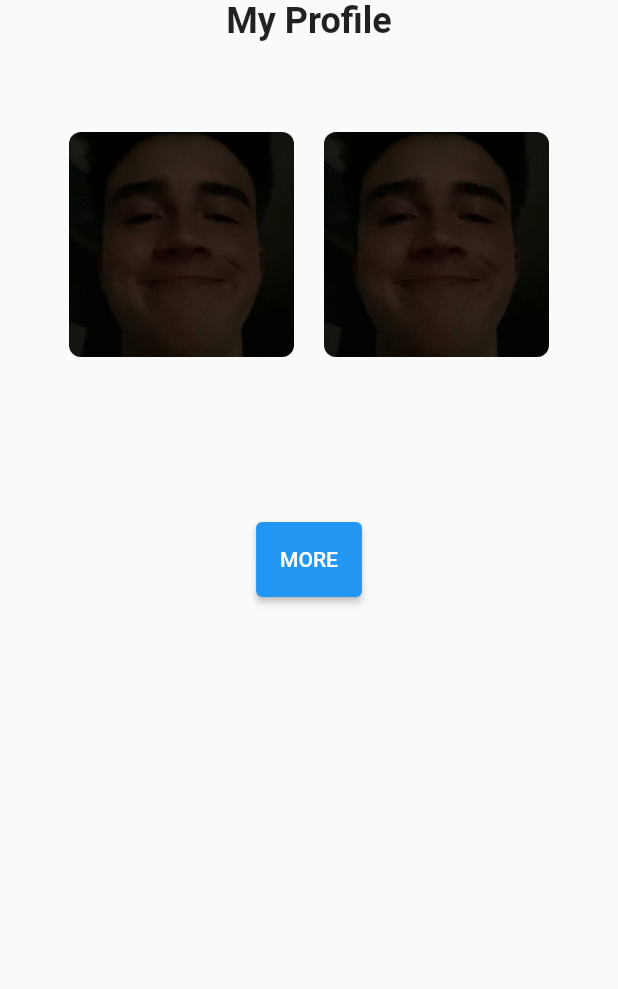
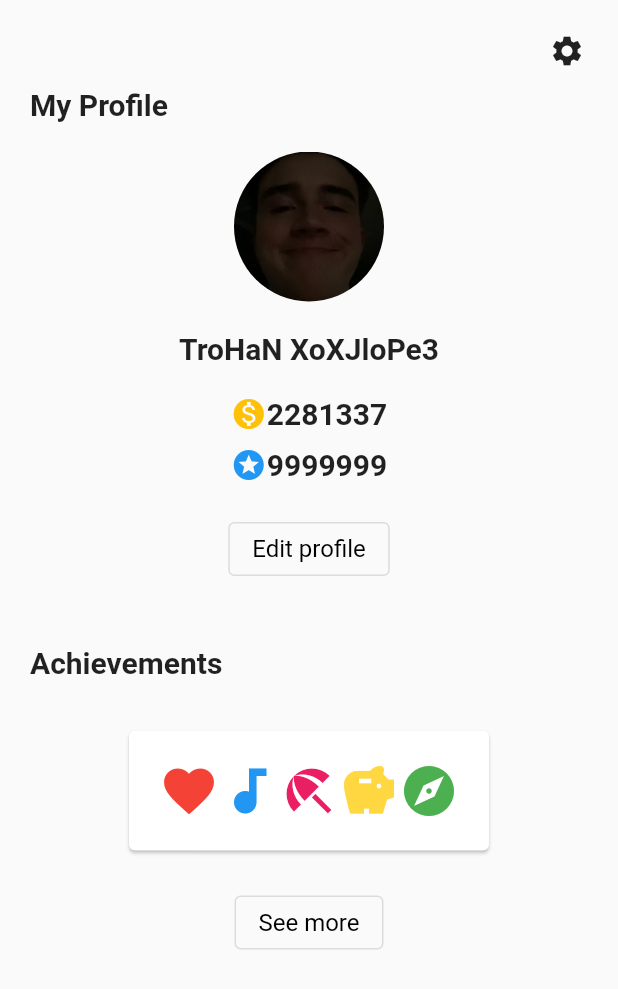
Before and after one commit to EvgenyPetrashko/arithmetic_pvp, a Flutter app: the ProfilePage widget shown alone on an empty page, opened directly, on a phone screen of 412 x 824 dp. Shown: the top 989 px of the screen. Run offline on Flutter 3.47's test engine with Material 2 defaults, Android fonts, the light colour scheme and no system bars; our stand-ins replace dio, flutter_svg, shared_preferences; accounts and stored records are empty.

Commit message:
added info and achievements to profile page

```diff
--- a/lib/game.dart
+++ b/lib/game.dart
@@ -36,8 +36,10 @@ class _GamePageState extends State<GamePage> {
           ),
           Container(
             padding: const EdgeInsets.only(left: 50, right: 50),
-            child: Text(i.toString(),
-              style: const TextStyle(fontSize: 30, fontWeight: FontWeight.bold),),
+            child: Text(
+              i.toString(),
+              style: const TextStyle(fontSize: 30, fontWeight: FontWeight.bold),
+            ),
           ),
           Align(
             alignment: Alignment.bottomCenter,
--- a/lib/home.dart
+++ b/lib/home.dart
@@ -1,16 +1,14 @@
 import 'package:arithmetic_pvp/profile.dart';
 import 'package:arithmetic_pvp/some.dart';
 import 'package:flutter/material.dart';
-
 import 'game.dart';
 
-class HomePage extends StatefulWidget{
+class HomePage extends StatefulWidget {
   @override
   State<HomePage> createState() => _HomePageState();
 }
 
 class _HomePageState extends State<HomePage> {
-
   int _selectedIndex = 0;
   final List _children = [
     const GamePage(),
@@ -50,7 +48,6 @@ class _HomePageState extends State<HomePage> {
         currentIndex: _selectedIndex,
         selectedItemColor: Colors.blue,
         onTap: _onItemTapped,
-
       ),
     );
   }
--- a/lib/profile.dart
+++ b/lib/profile.dart
@@ -22,57 +22,174 @@ class _ProfilePageState extends State<ProfilePage> {
     });
   }
 
+  void _showMaterialDialog() {
+    showDialog(
+        context: context,
+        builder: (context) {
+          return AlertDialog(
+            title: Text('Material Dialog'),
+            content: Text('Hey! Choose smth!'),
+            actions: <Widget>[
+              TextButton(
+                  onPressed: () {
+                    _dismissDialog();
+                  },
+                  child: Text('Close')),
+              TextButton(
+                onPressed: () {
+                  print('HelloWorld!');
+                  _dismissDialog();
+                },
+                child: Text('HelloWorld!'),
+              )
+            ],
+          );
+        });
+  }
+
+  _dismissDialog() {
+    Navigator.pop(context);
+  }
+
   @override
   Widget build(BuildContext context) {
     return SafeArea(
+      child: Container(
+        padding: const EdgeInsets.all(10),
         child: Column(
-        mainAxisAlignment: MainAxisAlignment.start,
           children: <Widget>[
             Container(
-            margin: const EdgeInsets.only(bottom: 40),
+              alignment: Alignment.topRight,
+              child: IconButton(
+                icon: const Icon(Icons.settings),
+                onPressed: _showMaterialDialog,
+              ),
+            ),
+            Container(
+              alignment: Alignment.topLeft,
+              margin: const EdgeInsets.only(left: 10, bottom: 20),
               child: const Text(
                 "My Profile",
-              style: TextStyle(fontSize: 24, fontWeight: FontWeight.bold),
+                style: TextStyle(fontSize: 20, fontWeight: FontWeight.bold),
                 textAlign: TextAlign.left,
               ),
             ),
             Container(
-            padding: const EdgeInsets.only(top: 10, bottom: 100),
-            child: Row(
-              mainAxisAlignment: MainAxisAlignment.center,
-              children: [
-                Container(
-                  padding: const EdgeInsets.all(10),
+              margin: const EdgeInsets.only(bottom: 20),
               child: ClipRRect(
-                    borderRadius: BorderRadius.circular(8.0),
-                    child:
-                        Image.asset('assets/logo.png', width: 150, height: 150),
+                borderRadius: BorderRadius.circular(100.0),
+                child: Image.asset('assets/logo.png', width: 100),
               ),
             ),
             Container(
-                  padding: const EdgeInsets.all(10),
-                  child: ClipRRect(
-                    borderRadius: BorderRadius.circular(8.0),
-                    child:
-                        Image.asset('assets/logo.png', width: 150, height: 150),
+              margin: const EdgeInsets.only(bottom: 20),
+              child: const Text(
+                "TroHaN XoXJloPe3",
+                style: TextStyle(fontSize: 20, fontWeight: FontWeight.bold),
+              ),
+            ),
+            Container(
+              margin: const EdgeInsets.only(bottom: 10),
+              child: Row(
+                mainAxisAlignment: MainAxisAlignment.center,
+                children: const [
+                  Icon(Icons.monetization_on, color: Colors.amber),
+                  Text(
+                    "2281337",
+                    style: TextStyle(fontSize: 20, fontWeight: FontWeight.bold),
+                  ),
+                ],
+              ),
+            ),
+            Container(
+              margin: const EdgeInsets.only(bottom: 20),
+              child: Row(
+                mainAxisAlignment: MainAxisAlignment.center,
+                children: const [
+                  Icon(Icons.stars, color: Colors.blue),
+                  Text(
+                    "9999999",
+                    style: TextStyle(fontSize: 20, fontWeight: FontWeight.bold),
+                  ),
+                ],
+              ),
+            ),
+            Container(
+              margin: const EdgeInsets.only(bottom: 40),
+              child: OutlinedButton(
+                onPressed: () {},
+                child: const Text(
+                  "Edit profile",
+                  style: TextStyle(
+                      fontSize: 16,
+                      color: Colors.black,
+                      fontWeight: FontWeight.normal),
+                ),
+              ),
+            ),
+            Container(
+              alignment: Alignment.centerLeft,
+              margin: const EdgeInsets.only(left: 10, bottom: 30),
+              child: const Text(
+                'Achievements',
+                style: TextStyle(fontSize: 20, fontWeight: FontWeight.bold),
+              ),
+            ),
+            Container(
+              alignment: Alignment.center,
+              margin: const EdgeInsets.only(left: 20, right: 20, bottom: 20),
+              child: ConstrainedBox(
+                constraints: const BoxConstraints(minHeight: 80, minWidth: 50),
+                child: Card(
+                    child: Container(
+                  padding: const EdgeInsets.all(20),
+                  child: Wrap(
+                    children: const [
+                      Icon(
+                        Icons.favorite,
+                        size: 40,
+                        color: Colors.red,
+                      ),
+                      Icon(
+                        Icons.audiotrack,
+                        size: 40,
+                        color: Colors.blue,
+                      ),
+                      Icon(
+                        Icons.beach_access,
+                        size: 40,
+                        color: Colors.pink,
+                      ),
+                      Icon(
+                        Icons.savings,
+                        size: 40,
+                        color: Colors.amberAccent,
+                      ),
+                      Icon(
+                        Icons.explore,
+                        size: 40,
+                        color: Colors.green,
+                      ),
+                    ],
+                  ),
+                )),
+              ),
+            ),
+            Container(
+              child: OutlinedButton(
+                onPressed: () {},
+                child: const Text(
+                  "See more",
+                  style: TextStyle(
+                      fontSize: 16,
+                      color: Colors.black,
+                      fontWeight: FontWeight.normal),
+                ),
               ),
             ),
           ],
         ),
       ),
-          Align(
-            alignment: Alignment.bottomCenter,
-            child: Container(
-              margin: const EdgeInsets.only(bottom: 50),
-              height: 50,
-              child: ElevatedButton(
-                onPressed: _increment,
-                child: const Text('MORE'),
-              ),
-            ),
-          ),
-        ],
-      ),
     );
   }
 }
```
Lines whose indentation alone changed are shown as unchanged.
